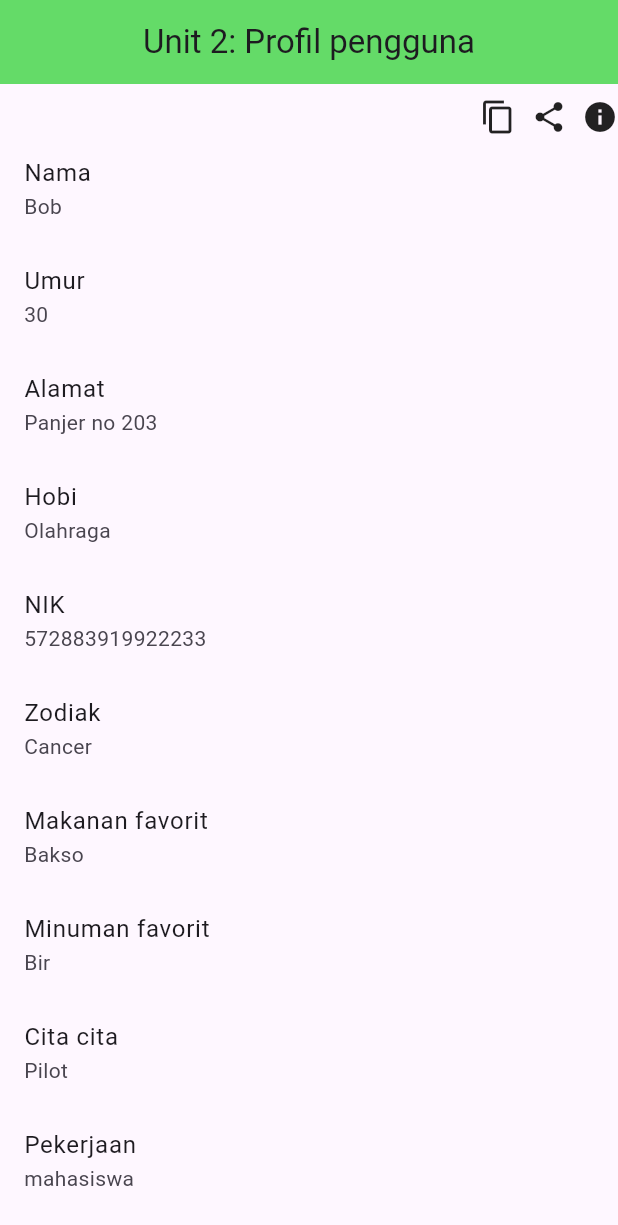
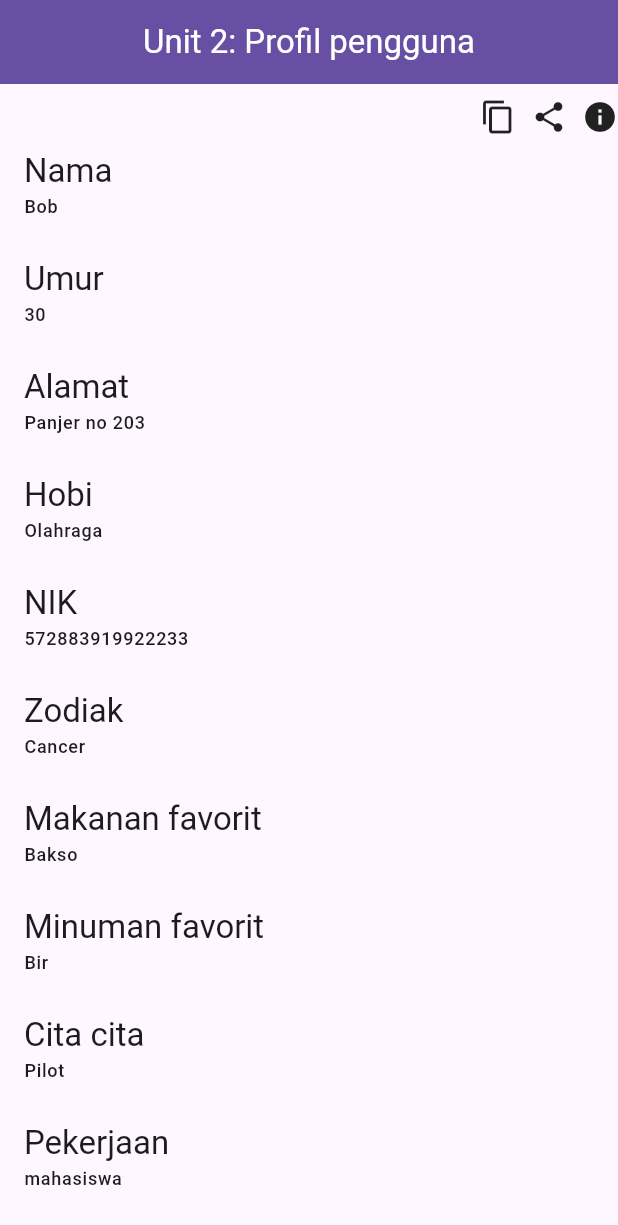
Before and after one commit to inverse9/praktikum_multiplatform_unit_3, a Flutter app: the screen it shows after launch, on a phone screen of 412 x 824 dp. Shown: the top 1225 px of the screen. Run offline on Flutter 3.47's test engine with Material 3 defaults, Android fonts, the phone set to English and light mode, and no system bars; missing offline and left inert: dart:js; network calls fail.

Commit message:
add theme to appbar

```diff
--- a/lib/main.dart
+++ b/lib/main.dart
@@ -1,3 +1,5 @@
+import 'dart:js';
+
 import 'package:flutter/material.dart';
 
 void main() {
@@ -12,7 +14,11 @@ class MainApp extends StatelessWidget {
     return MaterialApp(
       title: "FLutter Layout Praktikum",
       theme: ThemeData(
-        primarySwatch: Colors.red,
+        colorScheme: ColorScheme.fromSeed(seedColor: Colors.deepPurple),
+        useMaterial3: true,
+        appBarTheme: AppBarTheme(
+          backgroundColor: Theme.of(context).colorScheme.primary,
+        ),
       ),
       home: const HomePage(),
     );
@@ -26,8 +32,10 @@ class HomePage extends StatelessWidget {
   Widget build(BuildContext context) {
     return Scaffold(
       appBar: AppBar(
-        title: const Text("Unit 2: Profil pengguna"),
-        backgroundColor: const Color.fromARGB(255, 100, 219, 104),
+        title: Text(
+          "Unit 2: Profil pengguna",
+          style: TextStyle(color: Theme.of(context).colorScheme.onPrimary),
+        ),
         centerTitle: true,
       ),
       body: ListView(
@@ -58,47 +66,107 @@ class HomePage extends StatelessWidget {
               ),
             ],
           ),
-          const Column(
+          Column(
             children: [
               ListTile(
-                title: Text("Nama"),
-                subtitle: Text("Bob"),
+                title: Text(
+                  "Nama",
+                  style: Theme.of(context).textTheme.titleLarge,
+                ),
+                subtitle: Text(
+                  "Bob",
+                  style: Theme.of(context).textTheme.labelMedium,
+                ),
               ),
               ListTile(
-                title: Text("Umur"),
-                subtitle: Text("30"),
+                title: Text(
+                  "Umur",
+                  style: Theme.of(context).textTheme.titleLarge,
+                ),
+                subtitle: Text(
+                  "30",
+                  style: Theme.of(context).textTheme.labelMedium,
+                ),
               ),
               ListTile(
-                title: Text("Alamat"),
-                subtitle: Text("Panjer no 203"),
+                title: Text(
+                  "Alamat",
+                  style: Theme.of(context).textTheme.titleLarge,
+                ),
+                subtitle: Text(
+                  "Panjer no 203",
+                  style: Theme.of(context).textTheme.labelMedium,
+                ),
               ),
               ListTile(
-                title: Text("Hobi"),
-                subtitle: Text("Olahraga"),
+                title: Text(
+                  "Hobi",
+                  style: Theme.of(context).textTheme.titleLarge,
+                ),
+                subtitle: Text(
+                  "Olahraga",
+                  style: Theme.of(context).textTheme.labelMedium,
+                ),
               ),
               ListTile(
-                title: Text("NIK"),
-                subtitle: Text("572883919922233"),
+                title: Text(
+                  "NIK",
+                  style: Theme.of(context).textTheme.titleLarge,
+                ),
+                subtitle: Text(
+                  "572883919922233",
+                  style: Theme.of(context).textTheme.labelMedium,
+                ),
               ),
               ListTile(
-                title: Text("Zodiak"),
-                subtitle: Text("Cancer"),
+                title: Text(
+                  "Zodiak",
+                  style: Theme.of(context).textTheme.titleLarge,
+                ),
+                subtitle: Text(
+                  "Cancer",
+                  style: Theme.of(context).textTheme.labelMedium,
+                ),
               ),
               ListTile(
-                title: Text("Makanan favorit"),
-                subtitle: Text("Bakso"),
+                title: Text(
+                  "Makanan favorit",
+                  style: Theme.of(context).textTheme.titleLarge,
+                ),
+                subtitle: Text(
+                  "Bakso",
+                  style: Theme.of(context).textTheme.labelMedium,
+                ),
               ),
               ListTile(
-                title: Text("Minuman favorit"),
-                subtitle: Text("Bir"),
+                title: Text(
+                  "Minuman favorit",
+                  style: Theme.of(context).textTheme.titleLarge,
+                ),
+                subtitle: Text(
+                  "Bir",
+                  style: Theme.of(context).textTheme.labelMedium,
+                ),
               ),
               ListTile(
-                title: Text("Cita cita"),
-                subtitle: Text("Pilot"),
+                title: Text(
+                  "Cita cita",
+                  style: Theme.of(context).textTheme.titleLarge,
+                ),
+                subtitle: Text(
+                  "Pilot",
+                  style: Theme.of(context).textTheme.labelMedium,
+                ),
               ),
               ListTile(
-                title: Text("Pekerjaan"),
-                subtitle: Text("mahasiswa"),
+                title: Text(
+                  "Pekerjaan",
+                  style: Theme.of(context).textTheme.titleLarge,
+                ),
+                subtitle: Text(
+                  "mahasiswa",
+                  style: Theme.of(context).textTheme.labelMedium,
+                ),
               ),
             ],
           )
```
